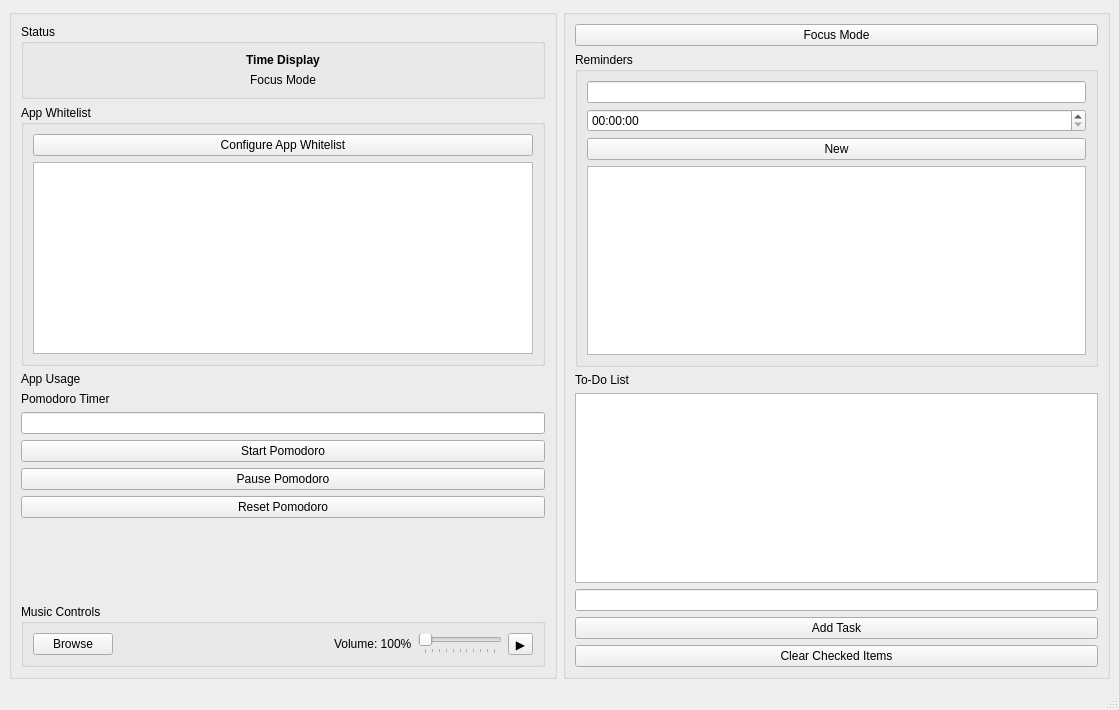
First picture: the form in ui/main.ui, repository Tayzn/HenHacks25, before the edit.
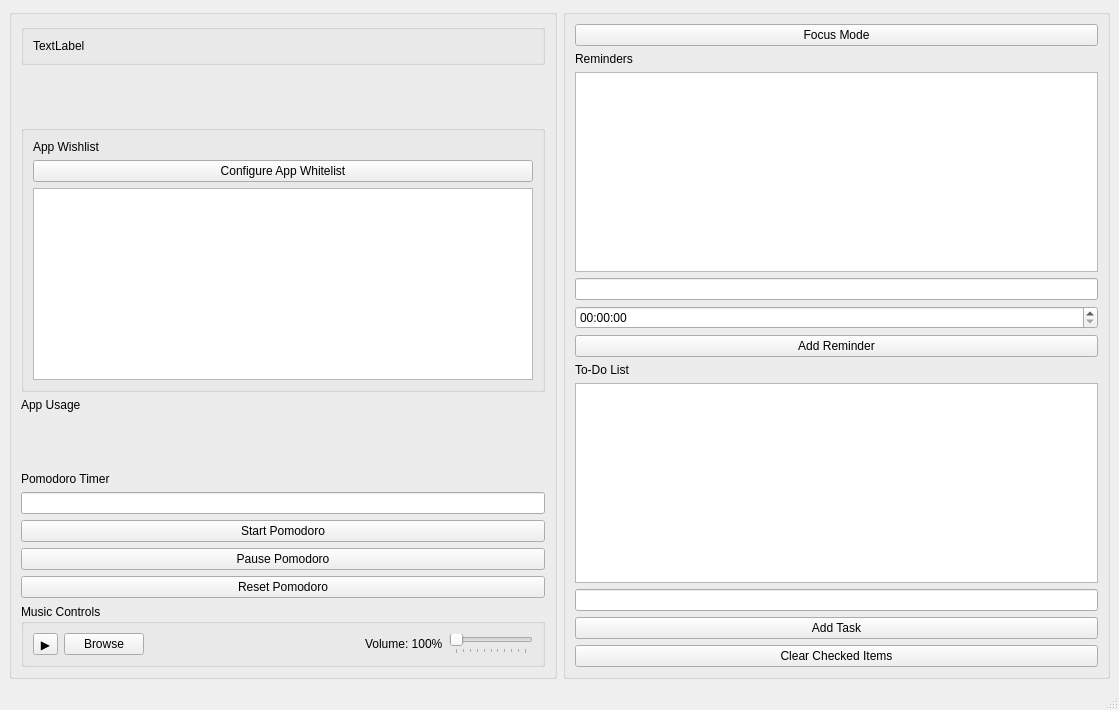
Second picture: the form after the edit.

Commit message: Minimal changes to appearance

Patch:
```diff
--- a/ui/main.ui
+++ b/ui/main.ui
@@ -24,44 +24,45 @@
        <item>
         <widget class="QGroupBox" name="statusGroup">
          <property name="title">
-          <string>Status</string>
+          <string/>
          </property>
          <layout class="QVBoxLayout" name="verticalLayout">
           <item>
            <widget class="QLabel" name="timeLabel">
-            <property name="font">
-             <font>
-              <weight>75</weight>
-              <bold>true</bold>
-             </font>
-            </property>
             <property name="text">
-             <string>Time Display</string>
-            </property>
-            <property name="alignment">
-             <set>Qt::AlignCenter</set>
-            </property>
-           </widget>
-          </item>
-          <item>
-           <widget class="QLabel" name="label_3">
-            <property name="text">
-             <string>Focus Mode</string>
-            </property>
-            <property name="alignment">
-             <set>Qt::AlignCenter</set>
+             <string>TextLabel</string>
             </property>
            </widget>
           </item>
          </layout>
         </widget>
        </item>
+       <item>
+        <spacer name="verticalSpacer_2">
+         <property name="orientation">
+          <enum>Qt::Vertical</enum>
+         </property>
+         <property name="sizeHint" stdset="0">
+          <size>
+           <width>20</width>
+           <height>40</height>
+          </size>
+         </property>
+        </spacer>
+       </item>
        <item>
         <widget class="QGroupBox" name="appsGroup">
          <property name="title">
-          <string>App Whitelist</string>
+          <string/>
          </property>
          <layout class="QVBoxLayout" name="verticalLayout_2">
+          <item>
+           <widget class="QLabel" name="label_3">
+            <property name="text">
+             <string>App Wishlist</string>
+            </property>
+           </widget>
+          </item>
           <item>
            <widget class="QPushButton" name="appWhitelistButton">
             <property name="text">
@@ -86,6 +87,19 @@
          </property>
         </widget>
        </item>
+       <item>
+        <spacer name="verticalSpacer">
+         <property name="orientation">
+          <enum>Qt::Vertical</enum>
+         </property>
+         <property name="sizeHint" stdset="0">
+          <size>
+           <width>20</width>
+           <height>40</height>
+          </size>
+         </property>
+        </spacer>
+       </item>
        <item>
         <widget class="QLabel" name="label_5">
          <property name="text">
@@ -124,25 +138,19 @@
          </property>
         </widget>
        </item>
-       <item>
-        <spacer name="verticalSpacer">
-         <property name="orientation">
-          <enum>Qt::Vertical</enum>
-         </property>
-         <property name="sizeHint" stdset="0">
-          <size>
-           <width>20</width>
-           <height>40</height>
-          </size>
-         </property>
-        </spacer>
-       </item>
        <item>
         <widget class="QGroupBox" name="musicGroup">
          <property name="title">
           <string>Music Controls</string>
          </property>
-         <layout class="QHBoxLayout" name="horizontalLayout_3">
+         <layout class="QHBoxLayout" name="horizontalLayout">
+          <item>
+           <widget class="QToolButton" name="musicPlayPauseBtn">
+            <property name="text">
+             <string>▶️</string>
+            </property>
+           </widget>
+          </item>
           <item>
            <widget class="QPushButton" name="musicBrowseRadioBtn">
             <property name="text">
@@ -196,13 +204,6 @@
             </property>
            </widget>
           </item>
-          <item>
-           <widget class="QToolButton" name="musicPlayPauseBtn">
-            <property name="text">
-             <string>▶️</string>
-            </property>
-           </widget>
-          </item>
          </layout>
         </widget>
        </item>
@@ -223,28 +224,26 @@
         </widget>
        </item>
        <item>
-        <widget class="QGroupBox" name="groupBox">
-         <property name="title">
+        <widget class="QLabel" name="label_2">
+         <property name="text">
           <string>Reminders</string>
          </property>
-         <layout class="QVBoxLayout" name="verticalLayout_3">
-          <item>
-           <widget class="QLineEdit" name="reminderInput"/>
-          </item>
-          <item>
-           <widget class="QTimeEdit" name="reminderTimeEdit"/>
-          </item>
-          <item>
-           <widget class="QPushButton" name="addReminderButton">
-            <property name="text">
-             <string>New</string>
-            </property>
-           </widget>
-          </item>
-          <item>
-           <widget class="QListWidget" name="reminderList"/>
-          </item>
-         </layout>
+        </widget>
+       </item>
+       <item>
+        <widget class="QListWidget" name="reminderList"/>
+       </item>
+       <item>
+        <widget class="QLineEdit" name="reminderInput"/>
+       </item>
+       <item>
+        <widget class="QTimeEdit" name="reminderTimeEdit"/>
+       </item>
+       <item>
+        <widget class="QPushButton" name="addReminderButton">
+         <property name="text">
+          <string>Add Reminder</string>
+         </property>
         </widget>
        </item>
        <item>
```
The commit also changes 2 other files.
